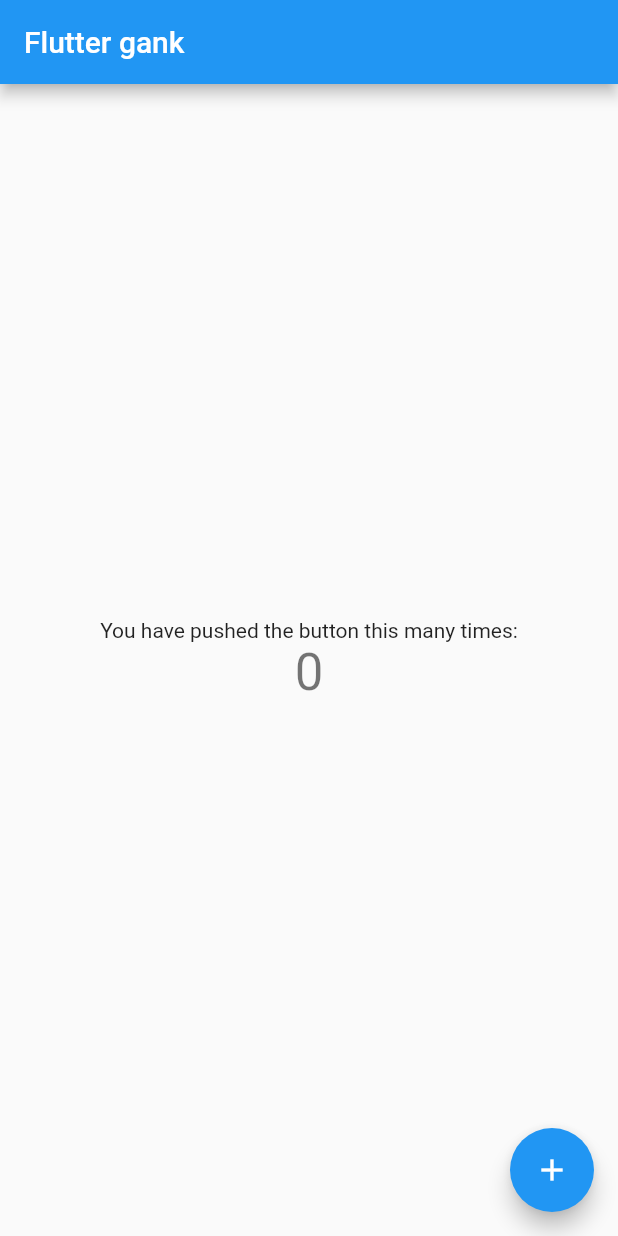
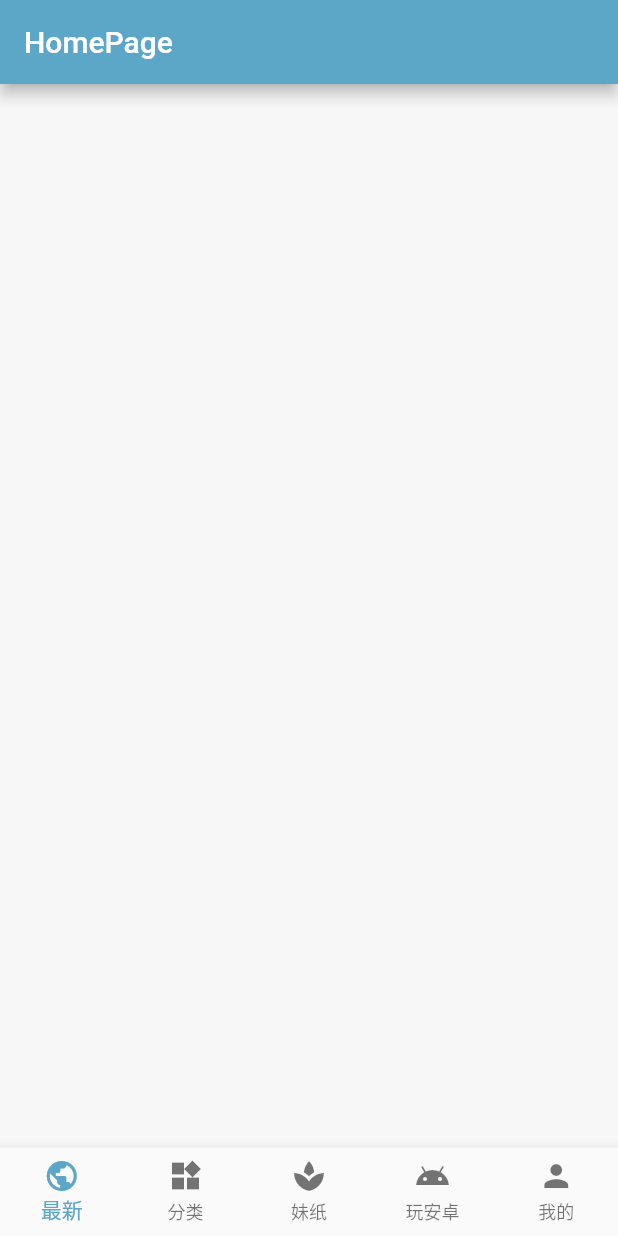
Before and after one commit to jinhuizxc/gank_flutter, a Flutter app: the screen it shows after launch, on a phone screen of 412 x 824 dp. Run offline on Flutter 3.47's test engine with Material 2 defaults, Android fonts, the phone set to English and light mode, and no system bars.

Commit message:
设置底部导航, 顶部标题;

```diff
--- /dev/null
+++ b/lib/colors.dart
@@ -0,0 +1,36 @@
+import 'dart:ui';
+
+import 'package:flutter/material.dart';
+
+/*
+ *  const MaterialColor(int primary, Map<int, Color> swatch) : super(primary, swatch);
+ *
+ */
+MaterialColor mainColor = const MaterialColor(
+    0xFF5CA6C8,
+    const <int, Color>{
+      50: const Color(0xFF5CA6C8),
+      100: const Color(0xFF5CA6C8),
+      200: const Color(0xFF5CA6C8),
+      300: const Color(0xFF5CA6C8),
+      400: const Color(0xFF5CA6C8),
+      500: const Color(0xFF5CA6C8),
+      600: const Color(0xFF5CA6C8),
+      700: const Color(0xFF5CA6C8),
+      800: const Color(0xFF5CA6C8),
+      900: const Color(0xFF5CA6C8),
+    });
+
+Color c1 = const Color(0xFF333333);
+Color c2 = const Color(0xFF666666);
+Color c3 = const Color(0xFF9B9B9B);
+Color c4 = const Color(0xFFB7B7B7);
+Color c6 = const Color(0xFF010101);
+Color c7 = const Color(0xFFF1F1F1);
+Color c8 = const Color(0xFFFDF1DA);
+//（顶部底部导航栏分割线）
+Color c9 = const Color(0xFFD2D2D2);
+//（列表分割线）
+Color c10 = const Color(0xFFE0E0E0);
+Color c11 = const Color(0xFFF7F7F7);
+Color c12 = const Color(0xFFFFFFFF);
--- /dev/null
+++ b/lib/gank/HomePage.dart
@@ -0,0 +1,15 @@
+import 'package:flutter/material.dart';
+
+class HomePage extends StatelessWidget{
+
+  @override
+  Widget build(BuildContext context) {
+    // TODO: implement build
+    return Scaffold(
+      appBar: AppBar(
+        title: Text("HomePage"),
+      ),
+    );
+  }
+
+}
--- /dev/null
+++ b/lib/gank/MainPage.dart
@@ -0,0 +1,102 @@
+import 'package:flutter/material.dart';
+import 'package:gank_flutter/colors.dart';
+import 'package:gank_flutter/gank/FuliPage.dart';
+import 'package:gank_flutter/gank/HomePage.dart';
+import 'package:gank_flutter/gank/MyPage.dart';
+import 'package:gank_flutter/gank/SortPage.dart';
+import 'package:gank_flutter/gank/WanPage.dart';
+
+class MainPage extends StatefulWidget {
+  @override
+  State<StatefulWidget> createState() {
+    // TODO: implement createState
+    return new MainPageState();
+  }
+}
+
+/*
+ * IndexedStack:
+ * body 里面有children
+ */
+class MainPageState extends State<MainPage> {
+
+  int _tabIndex = 0;
+  var tabImages;
+  var appBarTitles = ["最新", "分类", "妹纸", "玩安卓", "我的"];
+
+  /*
+   * 根据索引获得对应的normal或是press的icon
+   */
+  Icon getTabIcons(int index) {
+    return tabImages[index];
+  }
+
+  /*
+   * 获取bottomTab的颜色和文字
+   */
+  Text getTabTiles(int index) {
+    if (index == _tabIndex) {
+      return new Text(appBarTitles[index], style: TextStyle(color: mainColor));
+    } else {
+      return new Text(
+        appBarTitles[index],
+        style: new TextStyle(color: const Color(0xdd888888)),
+      );
+    }
+  }
+
+  @override
+  Widget build(BuildContext context) {
+    initData();
+    // TODO: implement build
+    return Scaffold(
+      body: IndexedStack(
+        children: <Widget>[
+          HomePage(),
+          SortPage(),
+          FuliPage(),
+          WanPage(),
+          MyPage(),
+        ],
+        index: _tabIndex, // 定义下标
+      ),
+      bottomNavigationBar: new BottomNavigationBar(
+        items: <BottomNavigationBarItem>[
+          new BottomNavigationBarItem(
+              icon: getTabIcons(0), title: getTabTiles(0)),
+          new BottomNavigationBarItem(
+              icon: getTabIcons(1), title: getTabTiles(1)),
+          new BottomNavigationBarItem(
+              icon: getTabIcons(2), title: getTabTiles(2)),
+          new BottomNavigationBarItem(
+              icon: getTabIcons(3), title: getTabTiles(3)),
+          new BottomNavigationBarItem(
+              icon: getTabIcons(4), title: getTabTiles(4)),
+        ],
+        //设置显示的模式fixed/shifting
+        type: BottomNavigationBarType.fixed,
+        //设置当前的索引
+        currentIndex: _tabIndex,
+        //tabBottom的点击监听
+        onTap: (index) {
+          setState(() {
+            _tabIndex = index;
+          });
+        },
+      ),
+    );
+  }
+
+  void initData() {
+    /*
+     * bottom的按压图片
+     */
+    tabImages = [
+      Icon(Icons.public),
+      Icon(Icons.widgets),
+      Icon(Icons.spa),
+      Icon(Icons.android),
+      Icon(Icons.person),
+    ];
+  }
+}
--- a/lib/main.dart
+++ b/lib/main.dart
@@ -1,14 +1,36 @@
 import 'package:flutter/material.dart';
+import 'package:gank_flutter/colors.dart';
+
+import 'gank/MainPage.dart';
 
 
 /*
  * flutter开发的干货集中营客户端
  * https://github.com/fujianlian/GankFlutter
+ *
+ * 模仿学习
  */
 // 程序入口
-void main() => runApp(MyApp());
+void main() => runApp(MyApp1());
 
-//
+class MyApp1 extends StatelessWidget {
+
+  @override
+  Widget build(BuildContext context) {
+    return MaterialApp(
+      title: "Flutter Study",
+      theme: ThemeData(
+        primarySwatch: mainColor,
+        scaffoldBackgroundColor: Color(0xFFF7F7F7),
+      ),
+      home: MainPage(),
+    );
+  }
+}
+
+/*
+ * primaryColor:
+ */
 class MyApp extends StatelessWidget {
   // This widget is the root of your application.
   // 复写方法
@@ -17,14 +39,14 @@ class MyApp extends StatelessWidget {
     return MaterialApp(
       title: "Flutter App",
       theme: ThemeData(
-        primarySwatch: Colors.blue,
+        primaryColorDark: Colors.blue,
       ),
       home: MyHomePage(title: "Flutter gank"), // 显示标题
     );
   }
 }
 
-// 写完一个语句, 以分号结尾;
+// 写完一个语句, 以分号结尾, 控件内部用逗号，定义变量用分号;
 class MyHomePage extends StatefulWidget {
   final String title;
 
@@ -62,7 +84,7 @@ class _MyHomePageState extends State<MyHomePage> {
             Text("You have pushed the button this many times:"),
             Text(
               "$_counter",
-              style: Theme.of(context).textTheme.display1,
+              style: Theme.of(context).textTheme.display1,  // textTheme/accentTextTheme:颜色显示不同， display1/2/3/4对应字体显示大小
             )
           ],
         ),
```
Also changed, not shown: lib/gank/FuliPage.dart (added, +15 -0 lines), lib/gank/MyPage.dart (added, +15 -0 lines), lib/gank/SortPage.dart (added, +15 -0 lines), lib/gank/WanPage.dart (added, +15 -0 lines).
